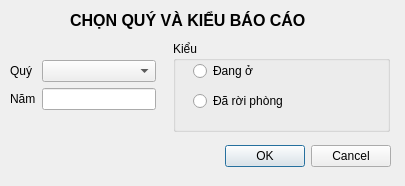
Before: the Qt Designer form dialog_chonquy.ui in xdien/qlsv_ktx, drawn with Qt 5.
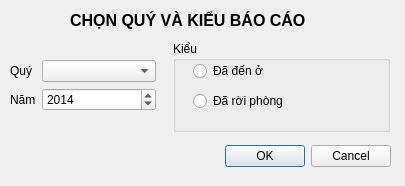
After: the same form once the commit is applied.

What changed in the file:
```diff
--- a/dialog_chonquy.ui
+++ b/dialog_chonquy.ui
@@ -71,7 +71,7 @@
      </rect>
     </property>
     <property name="text">
-     <string>Đang ở</string>
+     <string>Đã đến ở</string>
     </property>
    </widget>
    <widget class="QRadioButton" name="radioButton_2">
@@ -115,12 +115,23 @@
       </property>
      </widget>
     </item>
-    <item row="1" column="1">
-     <widget class="QLineEdit" name="lineEdit"/>
-    </item>
     <item row="0" column="1">
      <widget class="QComboBox" name="comboBox"/>
     </item>
+    <item row="1" column="1">
+     <widget class="QDateEdit" name="dateEdit">
+      <property name="date">
+       <date>
+        <year>2014</year>
+        <month>1</month>
+        <day>1</day>
+       </date>
+      </property>
+      <property name="displayFormat">
+       <string>yyyy</string>
+      </property>
+     </widget>
+    </item>
    </layout>
   </widget>
  </widget>
```
